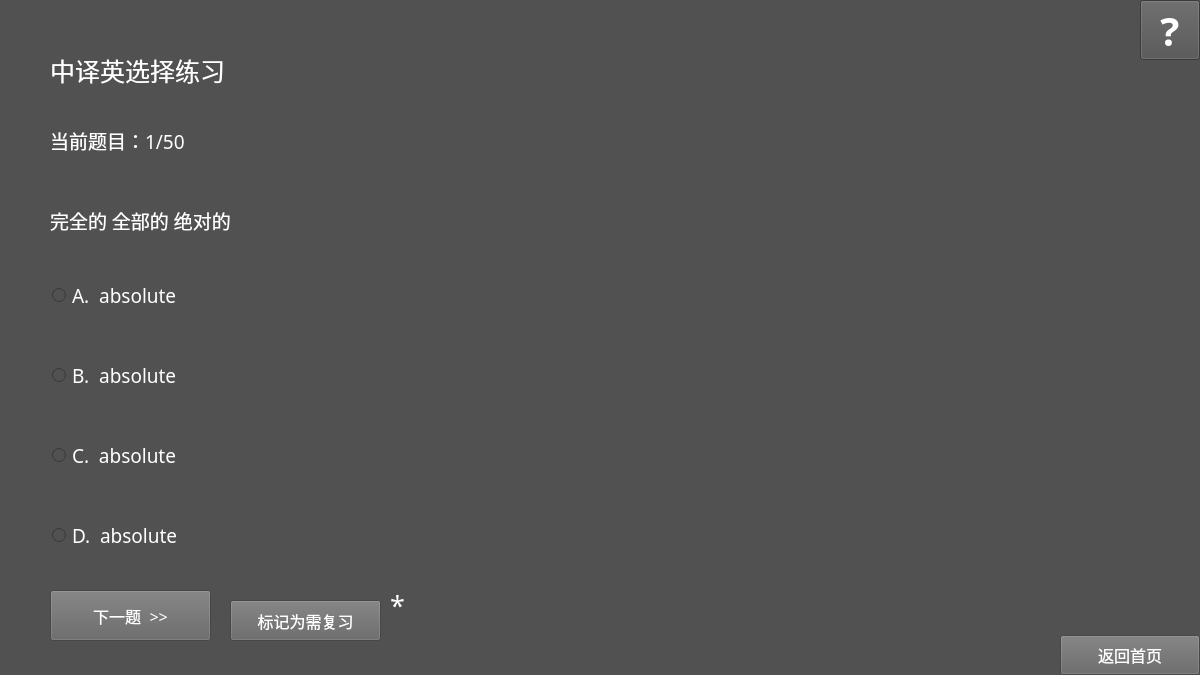
liyuxuan2003/ParrotWords, file Choose.ui: the form before one commit.
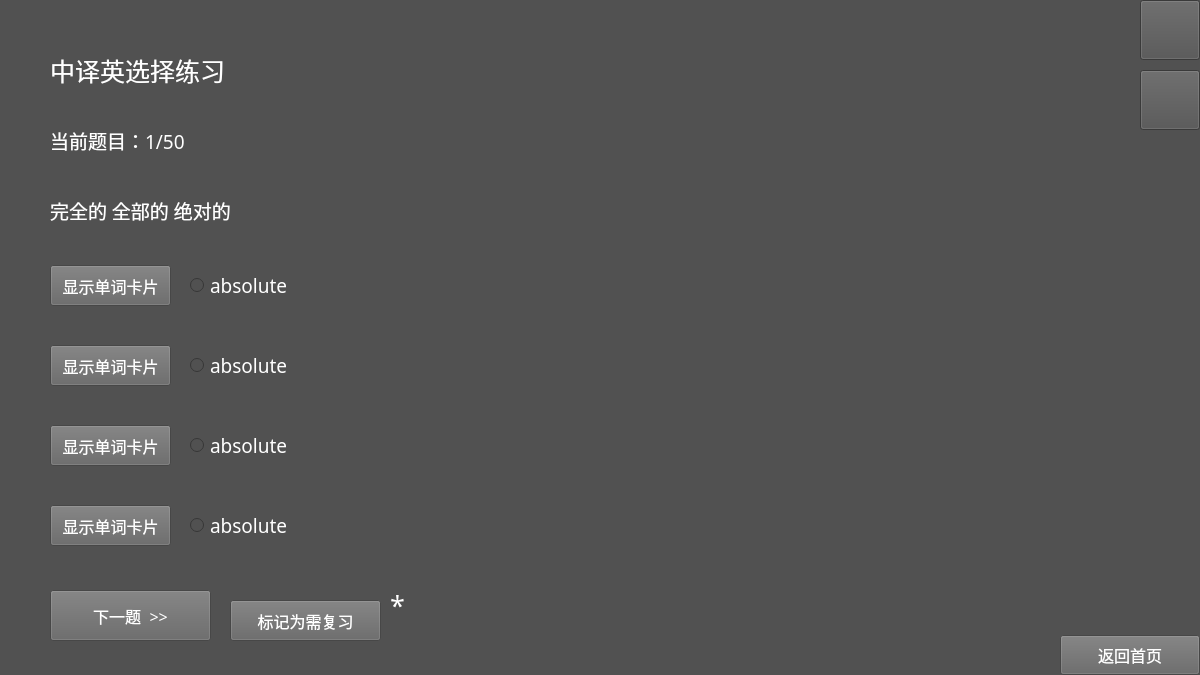
The form after the commit. Icons and pictures are not drawn.

Patch:
```diff
--- a/Choose.ui
+++ b/Choose.ui
@@ -46,7 +46,7 @@
    <property name="geometry">
     <rect>
      <x>50</x>
-     <y>200</y>
+     <y>190</y>
      <width>521</width>
      <height>41</height>
     </rect>
@@ -140,8 +140,8 @@
   <widget class="QRadioButton" name="radioButtonA">
    <property name="geometry">
     <rect>
-     <x>52</x>
-     <y>280</y>
+     <x>190</x>
+     <y>270</y>
      <width>661</width>
      <height>31</height>
     </rect>
@@ -159,14 +159,14 @@
     <string notr="true">color: rgb(255, 255, 255);</string>
    </property>
    <property name="text">
-    <string>A.  absolute</string>
+    <string>absolute</string>
    </property>
   </widget>
   <widget class="QRadioButton" name="radioButtonB">
    <property name="geometry">
     <rect>
-     <x>52</x>
-     <y>360</y>
+     <x>190</x>
+     <y>350</y>
      <width>661</width>
      <height>31</height>
     </rect>
@@ -184,14 +184,14 @@
     <string notr="true">color: rgb(255, 255, 255);</string>
    </property>
    <property name="text">
-    <string>B.  absolute</string>
+    <string>absolute</string>
    </property>
   </widget>
   <widget class="QRadioButton" name="radioButtonC">
    <property name="geometry">
     <rect>
-     <x>52</x>
-     <y>440</y>
+     <x>190</x>
+     <y>430</y>
      <width>661</width>
      <height>31</height>
     </rect>
@@ -209,14 +209,14 @@
     <string notr="true">color: rgb(255, 255, 255);</string>
    </property>
    <property name="text">
-    <string>C.  absolute</string>
+    <string>absolute</string>
    </property>
   </widget>
   <widget class="QRadioButton" name="radioButtonD">
    <property name="geometry">
     <rect>
-     <x>52</x>
-     <y>520</y>
+     <x>190</x>
+     <y>510</y>
      <width>661</width>
      <height>31</height>
     </rect>
@@ -234,7 +234,7 @@
     <string notr="true">color: rgb(255, 255, 255);</string>
    </property>
    <property name="text">
-    <string>D.  absolute</string>
+    <string>absolute</string>
    </property>
   </widget>
   <widget class="QPushButton" name="pushButtonMark">
@@ -306,10 +306,138 @@
     </font>
    </property>
    <property name="styleSheet">
-    <string notr="true">color: rgb(255, 255, 255);</string>
+    <string notr="true">image: url(:/PNG/Icon/Help.png);</string>
    </property>
    <property name="text">
-    <string>?</string>
+    <string/>
+   </property>
+  </widget>
+  <widget class="QPushButton" name="pushButtonSearch">
+   <property name="geometry">
+    <rect>
+     <x>1140</x>
+     <y>70</y>
+     <width>60</width>
+     <height>60</height>
+    </rect>
+   </property>
+   <property name="font">
+    <font>
+     <family>微软雅黑</family>
+     <pointsize>30</pointsize>
+     <weight>75</weight>
+     <bold>true</bold>
+    </font>
+   </property>
+   <property name="styleSheet">
+    <string notr="true">image: url(:/PNG/Icon/Search.png);</string>
+   </property>
+   <property name="text">
+    <string/>
+   </property>
+  </widget>
+  <widget class="QPushButton" name="pushButtonA">
+   <property name="geometry">
+    <rect>
+     <x>50</x>
+     <y>265</y>
+     <width>121</width>
+     <height>41</height>
+    </rect>
+   </property>
+   <property name="font">
+    <font>
+     <family>等线</family>
+     <pointsize>12</pointsize>
+    </font>
+   </property>
+   <property name="focusPolicy">
+    <enum>Qt::NoFocus</enum>
+   </property>
+   <property name="styleSheet">
+    <string notr="true">background-color: rgb(100, 100, 100);
+color: rgb(255, 255, 255);</string>
+   </property>
+   <property name="text">
+    <string>显示单词卡片</string>
+   </property>
+  </widget>
+  <widget class="QPushButton" name="pushButtonB">
+   <property name="geometry">
+    <rect>
+     <x>50</x>
+     <y>345</y>
+     <width>121</width>
+     <height>41</height>
+    </rect>
+   </property>
+   <property name="font">
+    <font>
+     <family>等线</family>
+     <pointsize>12</pointsize>
+    </font>
+   </property>
+   <property name="focusPolicy">
+    <enum>Qt::NoFocus</enum>
+   </property>
+   <property name="styleSheet">
+    <string notr="true">background-color: rgb(100, 100, 100);
+color: rgb(255, 255, 255);</string>
+   </property>
+   <property name="text">
+    <string>显示单词卡片</string>
+   </property>
+  </widget>
+  <widget class="QPushButton" name="pushButtonC">
+   <property name="geometry">
+    <rect>
+     <x>50</x>
+     <y>425</y>
+     <width>121</width>
+     <height>41</height>
+    </rect>
+   </property>
+   <property name="font">
+    <font>
+     <family>等线</family>
+     <pointsize>12</pointsize>
+    </font>
+   </property>
+   <property name="focusPolicy">
+    <enum>Qt::NoFocus</enum>
+   </property>
+   <property name="styleSheet">
+    <string notr="true">background-color: rgb(100, 100, 100);
+color: rgb(255, 255, 255);</string>
+   </property>
+   <property name="text">
+    <string>显示单词卡片</string>
+   </property>
+  </widget>
+  <widget class="QPushButton" name="pushButtonD">
+   <property name="geometry">
+    <rect>
+     <x>50</x>
+     <y>505</y>
+     <width>121</width>
+     <height>41</height>
+    </rect>
+   </property>
+   <property name="font">
+    <font>
+     <family>等线</family>
+     <pointsize>12</pointsize>
+    </font>
+   </property>
+   <property name="focusPolicy">
+    <enum>Qt::NoFocus</enum>
+   </property>
+   <property name="styleSheet">
+    <string notr="true">background-color: rgb(100, 100, 100);
+color: rgb(255, 255, 255);</string>
+   </property>
+   <property name="text">
+    <string>显示单词卡片</string>
    </property>
   </widget>
  </widget>
```
